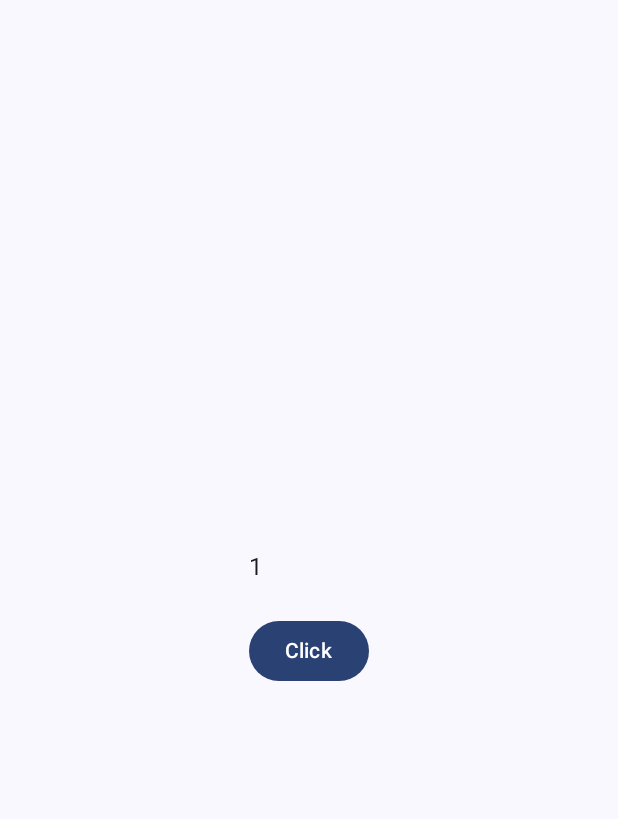
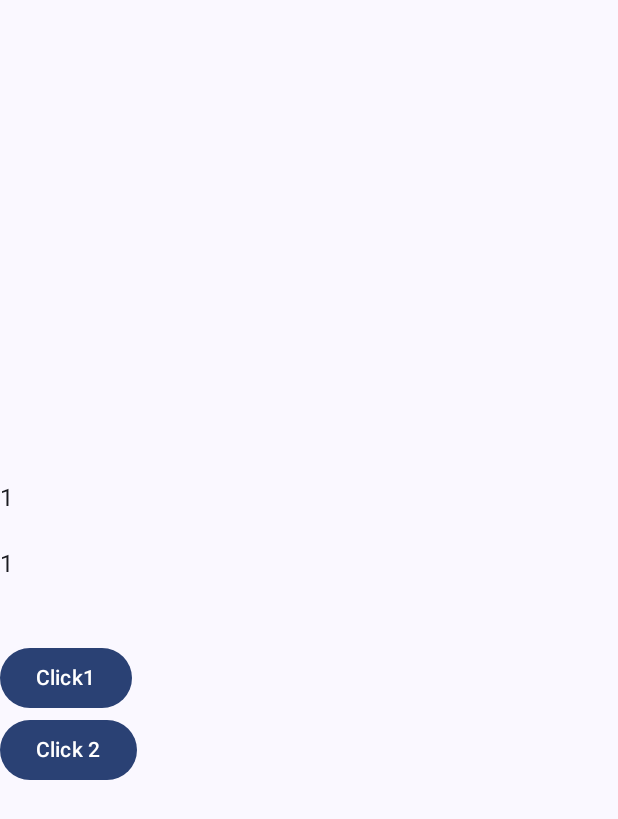
Before and after one commit to deepak252/AndroidJetpackCompose, an Android app built with Jetpack Compose: the composable ExampleScreen1 shown on its own in the app's theme, on a phone screen of 412 x 824 dp. Shown: the top 819 px of the screen. Run offline under Robolectric (Android 15) with nearby library versions, the phone set to English and light mode, and no system bars.

Commit message:
State drilling

```diff
--- a/app/src/main/java/com/example/jetpackcomposeapp/MainActivity.kt
+++ b/app/src/main/java/com/example/jetpackcomposeapp/MainActivity.kt
@@ -19,7 +19,7 @@ class MainActivity : ComponentActivity() {
     override fun onCreate(savedInstanceState: Bundle?) {
         super.onCreate(savedInstanceState)
         setContent {
-            ExampleScreen3()
+            ExampleScreen1()
         }
     }
 }
--- a/app/src/main/java/com/example/jetpackcomposeapp/example1/ExampleScreen1.kt
+++ b/app/src/main/java/com/example/jetpackcomposeapp/example1/ExampleScreen1.kt
@@ -5,6 +5,7 @@ import androidx.compose.foundation.layout.Box
 import androidx.compose.foundation.layout.Column
 import androidx.compose.foundation.layout.Spacer
 import androidx.compose.foundation.layout.fillMaxSize
+import androidx.compose.foundation.layout.fillMaxWidth
 import androidx.compose.foundation.layout.height
 import androidx.compose.material3.Button
 import androidx.compose.material3.Text
@@ -20,7 +21,10 @@ import androidx.compose.ui.unit.dp
 // Passing state as Lambda
 @Composable
 fun ExampleScreen1(){
-    var count by rememberSaveable() {
+    var count1 by rememberSaveable() {
+        mutableStateOf(1)
+    }
+    var count2 by rememberSaveable() {
         mutableStateOf(1)
     }
     Log.d("MyTag","State updated")
@@ -31,12 +35,22 @@ fun ExampleScreen1(){
     ){
         Column() {
 //            Text(text = "$count")  // this approach leads to recomposition on state change
-            CustomText(count = { count }) // Pass state as Lambda to avoid recomposition
+//            CustomText2(count = { count1 }) // Pass state as Lambda to avoid recomposition
+
+            MultiText(
+                count1 = { count1},
+                count2 = {count2}
+            )
             Spacer(modifier = Modifier.height(20.dp))
             Button(onClick = {
-                count++
+                count1++
             }) {
-                Text(text = "Click")
+                Text(text = "Click1")
+            }
+            Button(onClick = {
+                count2++
+            }) {
+                Text(text = "Click 2")
             }
         }
     }
@@ -44,6 +58,35 @@ fun ExampleScreen1(){
 }
 
 @Composable
-private fun CustomText(count : ()->Int){
-    Text(text = "${count()}")
+private fun MultiText(
+    count1 : ()->Int,
+    count2 : ()->Int,
+){
+    Column(
+
+    ) {
+        Spacer(modifier = Modifier.height(20.dp))
+//        CustomText(count = count1())
+        CustomText2(count = { count1() })
+        Spacer(modifier = Modifier.height(20.dp))
+        CustomText2(count = { count2() })
+        Spacer(modifier = Modifier.height(20.dp))
+    }
 }
+
+@Composable
+private fun CustomText(count : Int){
+    Text(
+        text = "$count",
+        modifier = Modifier.fillMaxWidth()
+    )
+}
+
+
+@Composable
+private fun CustomText2(count : ()->Int){
+    Text(
+        modifier = Modifier.fillMaxWidth(),
+        text = "${count()}"
+    )
+}
```
